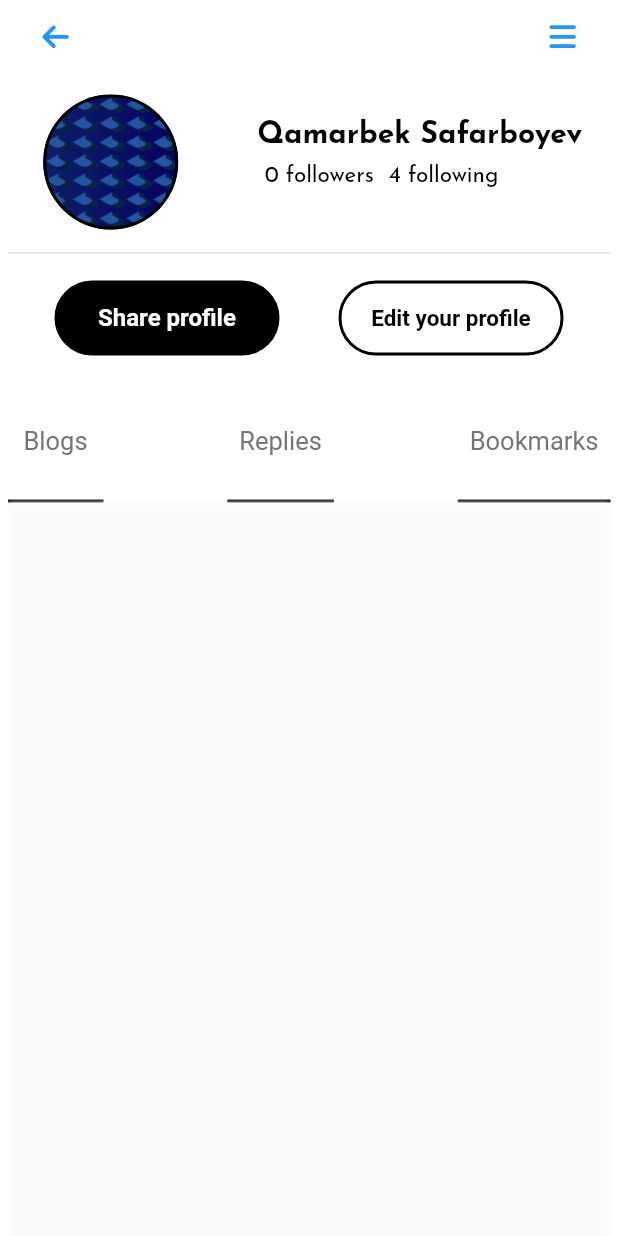
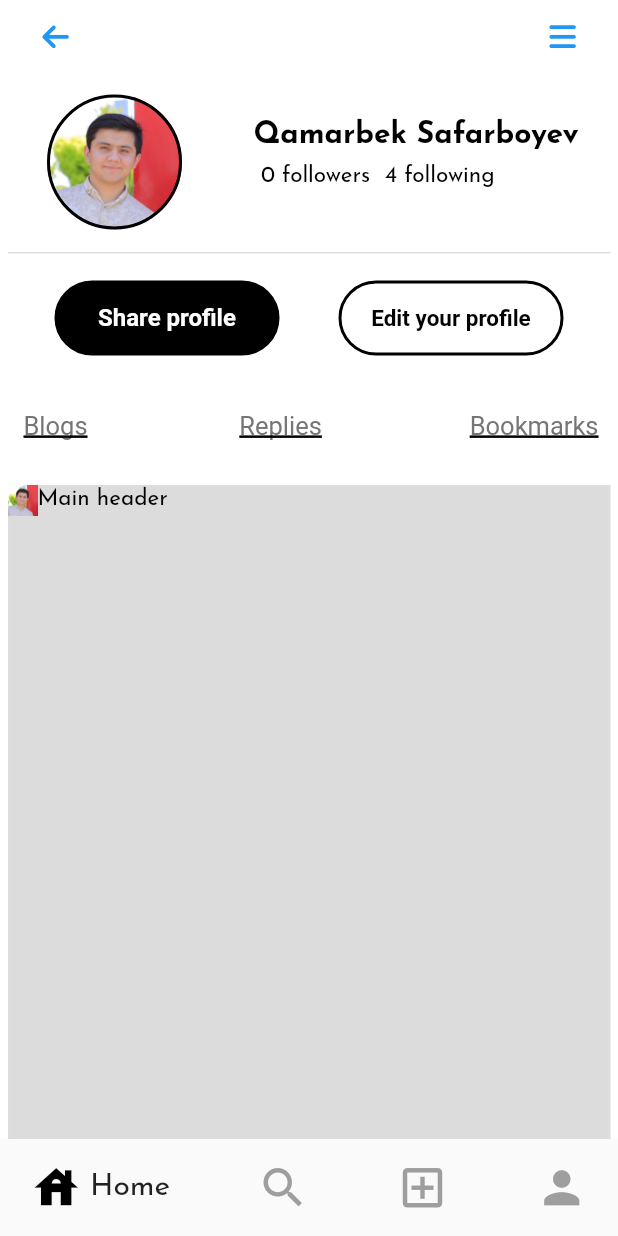
Before and after one commit to qamarbek0120/BlogBoss, a Flutter app: the ProfilePage screen opened directly, swiped to page 2, on a phone screen of 412 x 824 dp. Run offline on Flutter 3.47's test engine with Material 2 defaults, Android fonts, the phone set to English and light mode, and no system bars; drawn by our look-alikes of google_nav_bar; our stand-ins replace bootstrap_icons, font_awesome_flutter, google_fonts.

Commit message:
Null Check

```diff
--- a/lib/main.dart
+++ b/lib/main.dart
@@ -24,7 +24,7 @@ class BossBlog extends StatelessWidget {
         ),
       ),
       debugShowCheckedModeBanner: true,
-      home: HomeScreen(),
+      home: ProfilePage(),
     );
   }
 }
--- a/lib/screens/components/essentials.dart
+++ b/lib/screens/components/essentials.dart
@@ -1,4 +1,5 @@
 import 'package:boss_blog/screens/components/blogs.dart';
+import 'package:flutter/cupertino.dart';
 import 'package:flutter/material.dart';
 import 'package:boss_blog/constants.dart';
 import 'package:boss_blog/screens/components/blogs.dart';
@@ -6,6 +7,7 @@ import 'package:boss_blog/screens/main_pages/home_screen.dart';
 import 'package:bootstrap_icons/bootstrap_icons.dart';
 import 'package:font_awesome_flutter/font_awesome_flutter.dart';
 import 'package:boss_blog/screens/main_pages/profile_screen.dart';
+import 'package:boss_blog/screens/components/blogs.dart';
 
 class PageOne extends StatelessWidget {
   const PageOne({super.key});
@@ -20,32 +22,38 @@ class PageOne extends StatelessWidget {
               Blogs(
                 formattedDate: formattedDate,
                 header: 'Welcome',
-                image: 'images/logo1.png',
+                image: 'assets/blog_images/image.jpg',
+                category: 'Entertainment',
               ),
               Blogs(
                 formattedDate: formattedDate,
                 header: 'Welcome',
                 image: 'images/logo1.png',
+                category: 'Entertainment'
+              ),
+              Blogs(
+                formattedDate: formattedDate,
+                header: 'Welcome',
+                image: 'assets/blog_images/image.jpg',
+                category: 'Entertainment',
               ),
               Blogs(
                 formattedDate: formattedDate,
                 header: 'Welcome',
                 image: 'images/logo1.png',
+                category: 'Entertainment',
               ),
               Blogs(
                 formattedDate: formattedDate,
                 header: 'Welcome',
-                image: 'images/logo1.png',
+                image: 'assets/blog_images/image.jpg',
+                category: 'Entertainment',
               ),
               Blogs(
                 formattedDate: formattedDate,
                 header: 'Welcome',
-                image: 'images/logo1.png',
-              ),
-              Blogs(
-                formattedDate: formattedDate,
-                header: 'Welcome',
-                image: 'images/logo1.png',
+                image: 'assets/blog_images/image.jpg',
+                category: 'Entertainment',
               ),
             ],
           ),
@@ -60,7 +68,28 @@ class PageTwo extends StatelessWidget {
   @override
   Widget build(BuildContext context) {
     return Container(
+      color: Colors.black12,
 
+      child: Column(
+        children: <Widget>[
+          Row(
+            children: [
+              Image.asset('assets/blog_images/joxa.jpg',width: 20,),
+              Column(
+                children: <Widget>[
+                  Text(
+                    'Main header',
+                    style: TextStyle(
+                      color: Colors.black,
+                      fontSize: 15
+                    ),
+                  )
+                ],
+              )
+            ],
+          )
+        ],
+      ),
     );
   }
 }
@@ -80,7 +109,6 @@ class PageThree extends StatelessWidget {
 }
 
 
-
 class Essentials extends StatelessWidget {
   Essentials({required this.text, required this.onPressed});
   final String text;
@@ -89,60 +117,53 @@ class Essentials extends StatelessWidget {
 
   @override
   Widget build(BuildContext context) {
-    return Container(
-      decoration: BoxDecoration(
-        border: Border(
-          bottom: BorderSide(
-            width: 2,
-            color: Colors.black
-          )
-        )
-      ),
-      child: Padding(
-        padding: const EdgeInsets.only(top: 15.0, bottom: 15.0),
+    return Padding(
+      padding: const EdgeInsets.only(top: 5, bottom: 15.0),
       child: TextButton(
         onPressed: onPressed,
         child: Text(text, style: secondarystatusStyle.copyWith(
             fontSize: 17,
             fontWeight: FontWeight.normal,
-              color: Colors.grey.shade600
+            color: Colors.grey.shade600,
+            decoration: TextDecoration.underline,
+            decorationColor: Colors.black,
+            decorationThickness: 2,
         )),
-        ),
       ),
     );
   }
 }
 
-class BottomNavBar extends StatelessWidget {
-  final String activePage;
-  const BottomNavBar({
-    super.key,required this.activePage
-  });
-  @override
-  Widget build(BuildContext context) {
-    return SafeArea(
-      child: Container(
-        padding: EdgeInsets.symmetric(vertical: 20),
-        width: double.infinity,
-        decoration: const BoxDecoration(
-          border: Border(
-            top: BorderSide(
-              width: 5,
-              color: kBackgroundColor,
-            ),
-          ),
-          color: Colors.white,
-        ),
-        child: Row(
-          mainAxisAlignment: MainAxisAlignment.spaceEvenly,
-          children: <Widget>[
-            TextButton(onPressed:(){},child: Icon(activePage==HomeScreen.id?BootstrapIcons.house_door_fill:BootstrapIcons.house_door, size: 30)),
-            TextButton(onPressed:(){},child: Icon(activePage==HomeScreen.id?FontAwesomeIcons.magnifyingGlass:BootstrapIcons.search, size: 30)),
-            TextButton(onPressed:(){},child: Icon(activePage==HomeScreen.id?BootstrapIcons.plus_square_fill:BootstrapIcons.plus_square, size: 30)),
-            TextButton(onPressed:(){Navigator.push(context, MaterialPageRoute(builder: (context)=>ProfilePage()));}, child: Icon(activePage==HomeScreen.id?BootstrapIcons.person_fill:BootstrapIcons.person, size: 30))
-          ],
-        ),
-      ),
-    );
-  }
-}
+// class BottomNavBar extends StatelessWidget {
+//   final String activePage;
+//   const BottomNavBar({
+//     super.key,required this.activePage
+//   });
+//   @override
+//   Widget build(BuildContext context) {
+//     return SafeArea(
+//       child: Container(
+//         padding: EdgeInsets.symmetric(vertical: 20),
+//         width: double.infinity,
+//         decoration: const BoxDecoration(
+//           border: Border(
+//             top: BorderSide(
+//               width: 5,
+//               color: kBackgroundColor,
+//             ),
+//           ),
+//           color: Colors.white,
+//         ),
+//         child: Row(
+//           mainAxisAlignment: MainAxisAlignment.spaceEvenly,
+//           children: <Widget>[
+//             TextButton(onPressed:(){},child: Icon(activePage==HomeScreen.id?BootstrapIcons.house_door_fill:BootstrapIcons.house_door, size: 30)),
+//             TextButton(onPressed:(){},child: Icon(activePage==HomeScreen.id?FontAwesomeIcons.magnifyingGlass:BootstrapIcons.search, size: 30)),
+//             TextButton(onPressed:(){},child: Icon(activePage==HomeScreen.id?BootstrapIcons.plus_square_fill:BootstrapIcons.plus_square, size: 30)),
+//             TextButton(onPressed:(){Navigator.push(context, MaterialPageRoute(builder: (context)=>ProfilePage()));}, child: Icon(activePage==HomeScreen.id?BootstrapIcons.person_fill:BootstrapIcons.person, size: 30))
+//           ],
+//         ),
+//       ),
+//     );
+//   }
+// }
--- a/lib/screens/login_screen.dart
+++ b/lib/screens/login_screen.dart
@@ -4,6 +4,7 @@ import 'package:boss_blog/screens/registration_screen.dart';
 import 'package:flutter/material.dart';
 import 'package:boss_blog/constants.dart';
 import 'components/registration_form.dart';
+import 'package:google_nav_bar/google_nav_bar.dart';
 
 class LoginScreen extends StatelessWidget {
   const LoginScreen({super.key});
--- a/lib/screens/main_pages/profile_screen.dart
+++ b/lib/screens/main_pages/profile_screen.dart
@@ -5,6 +5,7 @@ import 'package:boss_blog/constants.dart';
 import 'package:boss_blog/screens/components/status_items.dart';
 import 'package:boss_blog/screens/components/essentials.dart';
 import 'package:intl/intl.dart';
+import 'package:google_nav_bar/google_nav_bar.dart';
 import 'package:boss_blog/screens/components/blogs.dart';
 import 'home_screen.dart';
 class ProfilePage extends StatefulWidget {
@@ -66,7 +67,7 @@ class _ProfilePageState extends State<ProfilePage> {
                       )
                   ),
                   child: Padding(
-                    padding: const EdgeInsets.symmetric(vertical: 10.0),
+                    padding: const EdgeInsets.symmetric(vertical: 10.0, horizontal: 5),
                     child: Row(
                       mainAxisAlignment: MainAxisAlignment.spaceEvenly,
                       children: <Widget>[
@@ -81,7 +82,7 @@ class _ProfilePageState extends State<ProfilePage> {
                               ),
                               borderRadius: BorderRadius.circular(60),
                               image: DecorationImage(
-                                  image: AssetImage('images/background.png'),
+                                  image: AssetImage('assets/blog_images/joxa.jpg'),
                                   fit: BoxFit.fill
                               ),
                             ),
@@ -174,7 +175,6 @@ class _ProfilePageState extends State<ProfilePage> {
                       ),
                     ),
                     Container(
-                      width: double.infinity,
                       height: 500,
                       decoration: BoxDecoration(
                           boxShadow: [
@@ -193,6 +193,42 @@ class _ProfilePageState extends State<ProfilePage> {
           ),
         ),
       ),
+      bottomNavigationBar: GNav(
+        rippleColor: Colors.white70,
+        tabBorderRadius: 15,
+        curve: Curves.bounceIn,
+        // tab animation curves
+        duration: Duration(milliseconds: 800),
+        // tab animation duration
+        gap: 5,
+        // the tab button gap between icon and text
+        color: Colors.grey,
+        // unselected icon color
+        activeColor: Colors.black,
+        // selected icon and text color
+        iconSize: 35,
+        // tab button icon size
+        padding: EdgeInsets.symmetric(horizontal: 20, vertical: 15),
+        // navigation bar padding
+        tabs: [
+          GButton(
+            icon: Icons.house,
+            text: 'Home',textStyle: TextStyle(fontSize: 20),
+          ),
+          GButton(
+            icon: Icons.search,
+            text: 'Likes',textStyle: TextStyle(fontSize: 20),
+          ),
+          GButton(
+            icon: Icons.add_box_outlined,
+            text: 'Search',textStyle: TextStyle(fontSize: 20),
+          ),
+          GButton(
+            icon: Icons.person,
+            text: 'Profile',textStyle: TextStyle(fontSize: 20),
+          ),
+        ],
+    ),
     );
   }
 }
@@ -205,7 +241,6 @@ class Contents extends StatelessWidget {
   @override
   Widget build(BuildContext context) {
     return Container(
-      width: double.infinity,
       child: PageView(
         controller: controller,
         children: [
--- a/pubspec.yaml
+++ b/pubspec.yaml
@@ -43,7 +43,6 @@ dependencies:
   intl: ^0.17.0
   bootstrap_icons: ^1.11.0
   google_nav_bar: ^5.0.6
-  line_icons: ^2.0.3
 
 
 dev_dependencies:
```
Also changed, not shown: lib/screens/components/blogs.dart (+6 -5 lines), lib/screens/main_pages/home_screen.dart (+8 -4 lines), pubspec.lock. Lines whose indentation alone changed are shown as unchanged.
